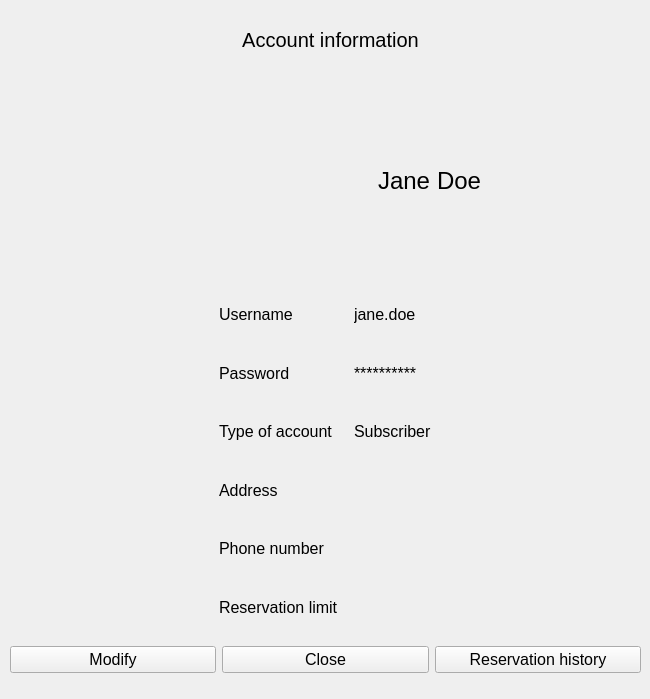
The window that source/myaccount.ui (sophieham/Glybook) describes before a commit, drawn with Qt 5.
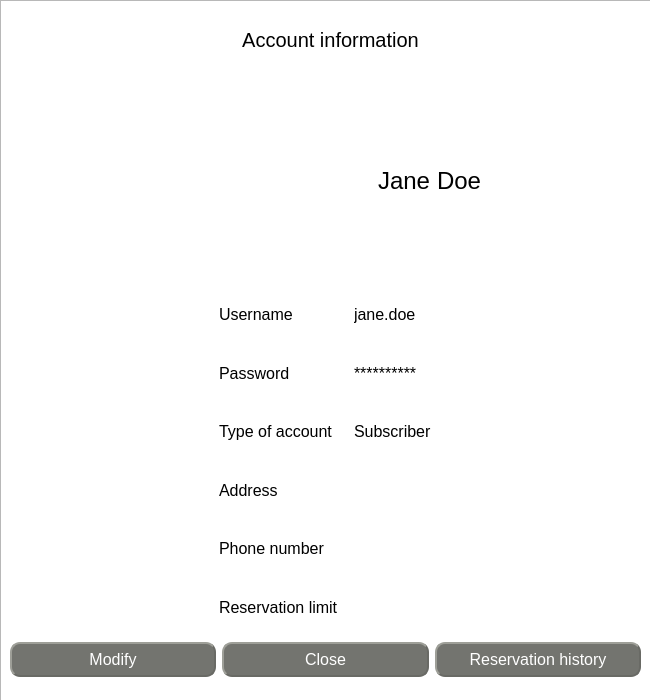
The same window after the commit. Icons and pictures are not drawn.

```diff
--- a/source/myaccount.ui
+++ b/source/myaccount.ui
@@ -13,7 +13,7 @@
     <x>0</x>
     <y>0</y>
     <width>650</width>
-    <height>699</height>
+    <height>700</height>
    </rect>
   </property>
   <property name="windowTitle">
@@ -23,6 +23,27 @@
    <iconset resource="resource.qrc">
     <normaloff>:/icons/icon_final.ico</normaloff>:/icons/icon_final.ico</iconset>
   </property>
+  <property name="styleSheet">
+   <string notr="true">QPushButton {
+	color: white;
+	border-radius: 8px;
+	background-color:rgb(115, 116, 111);
+    border-style: outset;
+    border-width: 2px;
+    border-radius: 10px;
+    border-color:rgb(105, 106, 101);
+    padding: 6px;
+}
+QPushButton:pressed {
+    border-style: inset;
+}
+
+QPushButton:hover {
+	background-color: rgb(99, 100, 96);
+    color:white;
+    border-style: outset;
+}</string>
+  </property>
   <widget class="QLabel" name="label">
    <property name="geometry">
     <rect>
@@ -391,6 +412,29 @@
     </item>
    </layout>
   </widget>
+  <widget class="QGraphicsView" name="graphicsView">
+   <property name="geometry">
+    <rect>
+     <x>0</x>
+     <y>0</y>
+     <width>651</width>
+     <height>701</height>
+    </rect>
+   </property>
+   <property name="styleSheet">
+    <string notr="true">background-image: url(:/icons/bg_account.jpg);
+background-position: right center;</string>
+   </property>
+   <property name="resizeAnchor">
+    <enum>QGraphicsView::NoAnchor</enum>
+   </property>
+  </widget>
+  <zorder>graphicsView</zorder>
+  <zorder>label</zorder>
+  <zorder>label_2</zorder>
+  <zorder>gridLayoutWidget</zorder>
+  <zorder>horizontalLayoutWidget</zorder>
+  <zorder>layoutWidget</zorder>
  </widget>
  <resources>
   <include location="resource.qrc"/>
```
